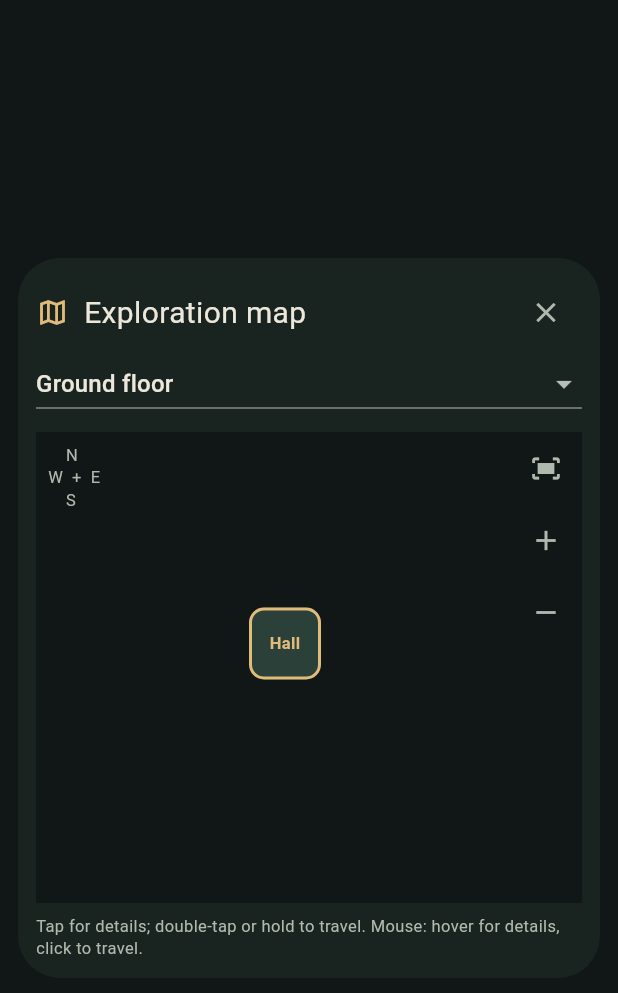
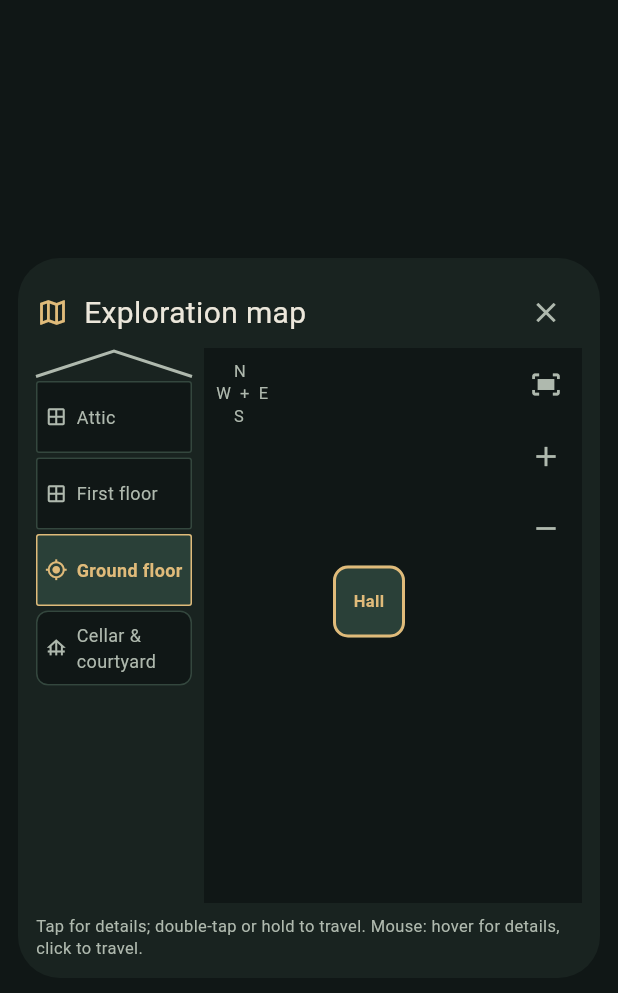
Before and after one commit to aykutkilic/cloakofdeath-flutter, a Flutter app: the ExplorationMapDialog widget shown alone on an empty page, opened directly, on a phone screen of 412 x 824 dp. Shown: the top 993 px of the screen. Run offline on Flutter 3.47's test engine with Material 3 defaults, Android fonts, the phone set to English and light mode, and no system bars; our stand-ins replace shared_preferences; accounts and stored records are empty.

Commit message:
Select map floors from a visual house section

```diff
--- a/lib/widgets/exploration_map_dialog.dart
+++ b/lib/widgets/exploration_map_dialog.dart
@@ -5,6 +5,7 @@ import 'package:provider/provider.dart';
 import '../app_theme.dart';
 import '../game/exploration_map.dart';
 import '../game/game_state.dart';
+import 'map_floor_selector.dart';
 
 // Compact labels are presentation-only; hover details retain the full names.
 const _shortRoomNames = {
@@ -115,24 +116,17 @@ class _ExplorationMapDialogState extends State<ExplorationMapDialog> {
                   ),
                 ],
               ),
-              SizedBox(
-                height: 48,
-                child: DropdownButton<int>(
-                  isExpanded: true,
-                  value: floor,
-                  items: [
-                    for (final value in floors)
-                      DropdownMenuItem(
-                        value: value,
-                        child: Text(mapFloorNames[value]!),
+              Expanded(
+                child: Row(
+                  crossAxisAlignment: CrossAxisAlignment.stretch,
+                  children: [
+                    MapFloorSelector(
+                      selectedFloor: floor,
+                      currentFloor: currentFloor,
+                      visitedFloors: floors.toSet(),
+                      onSelected: (value) => setState(() => _floor = value),
                     ),
-                  ],
-                  onChanged: (value) => setState(() {
-                    _floor = value;
-                  }),
-                ),
-              ),
-              const SizedBox(height: 8),
+                    const SizedBox(width: 8),
                     Expanded(
                       child: _FloorCanvas(
                         key: ValueKey('map-floor-$floor-${rooms.join(',')}'),
@@ -147,6 +141,9 @@ class _ExplorationMapDialogState extends State<ExplorationMapDialog> {
                         onFloor: (value) => setState(() {
                           _floor = value;
                         }),
+                      ),
+                    ),
+                  ],
                 ),
               ),
               const SizedBox(height: 8),
--- /dev/null
+++ b/lib/widgets/map_floor_selector.dart
@@ -0,0 +1,133 @@
+import 'package:flutter/material.dart';
+
+import '../app_theme.dart';
+import '../game/exploration_map.dart';
+
+/// A house section keeps elevation visible while browsing the floor plan.
+/// Selecting a level only changes the map view; travel remains a room action.
+class MapFloorSelector extends StatelessWidget {
+  final int selectedFloor, currentFloor;
+  final Set<int> visitedFloors;
+  final ValueChanged<int> onSelected;
+
+  const MapFloorSelector({
+    super.key,
+    required this.selectedFloor,
+    required this.currentFloor,
+    required this.visitedFloors,
+    required this.onSelected,
+  });
+
+  @override
+  Widget build(BuildContext context) => SizedBox(
+    width: MediaQuery.sizeOf(context).width < 450 ? 104 : 140,
+    child: SingleChildScrollView(
+      child: Column(
+        children: [
+          const SizedBox(
+            height: 22,
+            width: double.infinity,
+            child: CustomPaint(painter: _HouseRoof()),
+          ),
+          for (final floor in [2, 1, 0, -1])
+            Semantics(
+              selected: floor == selectedFloor,
+              label: floor == currentFloor ? 'Your current floor' : null,
+              child: Tooltip(
+                message: !visitedFloors.contains(floor)
+                    ? 'Not explored yet'
+                    : floor == currentFloor
+                    ? 'You are on this floor'
+                    : 'View ${mapFloorNames[floor]}',
+                child: Padding(
+                  padding: const EdgeInsets.only(bottom: 3),
+                  child: Material(
+                    color: floor == selectedFloor
+                        ? AppTheme.highlight
+                        : AppTheme.background,
+                    shape: RoundedRectangleBorder(
+                      side: BorderSide(
+                        color: floor == selectedFloor
+                            ? AppTheme.accent
+                            : AppTheme.border,
+                      ),
+                      borderRadius: BorderRadius.circular(floor == -1 ? 8 : 2),
+                    ),
+                    child: InkWell(
+                      key: ValueKey('select-floor-$floor'),
+                      onTap: visitedFloors.contains(floor)
+                          ? () => onSelected(floor)
+                          : null,
+                      child: ConstrainedBox(
+                        constraints: const BoxConstraints(minHeight: 48),
+                        child: Padding(
+                          padding: const EdgeInsets.symmetric(
+                            horizontal: 6,
+                            vertical: 8,
+                          ),
+                          child: Row(
+                            children: [
+                              Icon(
+                                floor == currentFloor
+                                    ? Icons.my_location
+                                    : floor == -1
+                                    ? Icons.foundation
+                                    : Icons.window_outlined,
+                                size: 15,
+                                color: floor == selectedFloor
+                                    ? AppTheme.accent
+                                    : AppTheme.mutedColor,
+                              ),
+                              const SizedBox(width: 6),
+                              Expanded(
+                                child: Text(
+                                  mapFloorNames[floor]!,
+                                  style: TextStyle(
+                                    fontSize: 12,
+                                    color: floor == selectedFloor
+                                        ? AppTheme.accent
+                                        : visitedFloors.contains(floor)
+                                        ? AppTheme.text
+                                        : AppTheme.mutedColor,
+                                    fontWeight: floor == selectedFloor
+                                        ? FontWeight.bold
+                                        : FontWeight.normal,
+                                  ),
+                                ),
+                              ),
+                            ],
+                          ),
+                        ),
+                      ),
+                    ),
+                  ),
+                ),
+              ),
+            ),
+        ],
+      ),
+    ),
+  );
+}
+
+class _HouseRoof extends CustomPainter {
+  const _HouseRoof();
+
+  @override
+  void paint(Canvas canvas, Size size) {
+    final roof = Path()
+      ..moveTo(0, size.height - 3)
+      ..lineTo(size.width / 2, 2)
+      ..lineTo(size.width, size.height - 3);
+    canvas.drawPath(
+      roof,
+      Paint()
+        ..color = AppTheme.mutedColor
+        ..style = PaintingStyle.stroke
+        ..strokeWidth = 2,
+    );
+  }
+
+  @override
+  bool shouldRepaint(_HouseRoof oldDelegate) => false;
+}
```
Also changed, not shown: 2 other files. Lines whose indentation alone changed are shown as unchanged.
